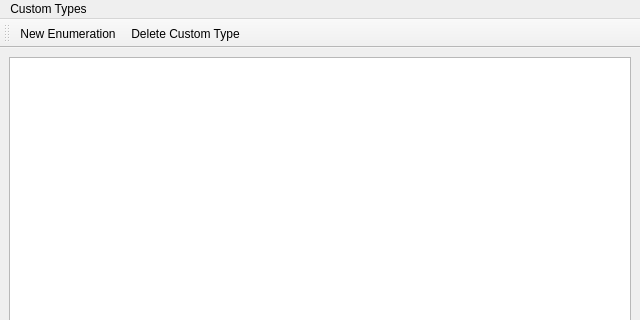
Before: the Qt Designer form Source/Tome/Types/customtypeswindow.ui in npruehs/tome-editor, drawn with Qt 5; both pictures show x 0 to 640 and y 0 to 320 of the 640 by 480 pixel window.
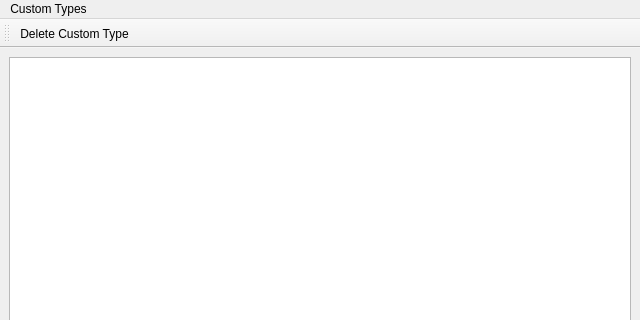
After: the same form once the commit is applied. Icons and pictures are not drawn.

Commit message: ADDED: Custom Types - Adding list types.

Diff of the .ui file:
```diff
--- a/Source/Tome/Types/customtypeswindow.ui
+++ b/Source/Tome/Types/customtypeswindow.ui
@@ -57,7 +57,6 @@
    <attribute name="toolBarBreak">
     <bool>false</bool>
    </attribute>
-   <addaction name="actionNew_Custom_Type"/>
    <addaction name="actionDelete_Custom_Type"/>
   </widget>
   <action name="actionNew_Custom_Type">
```
Left out of the diff: 14 changed lines with no effect on the pictures. The commit also changes 18 other files.
